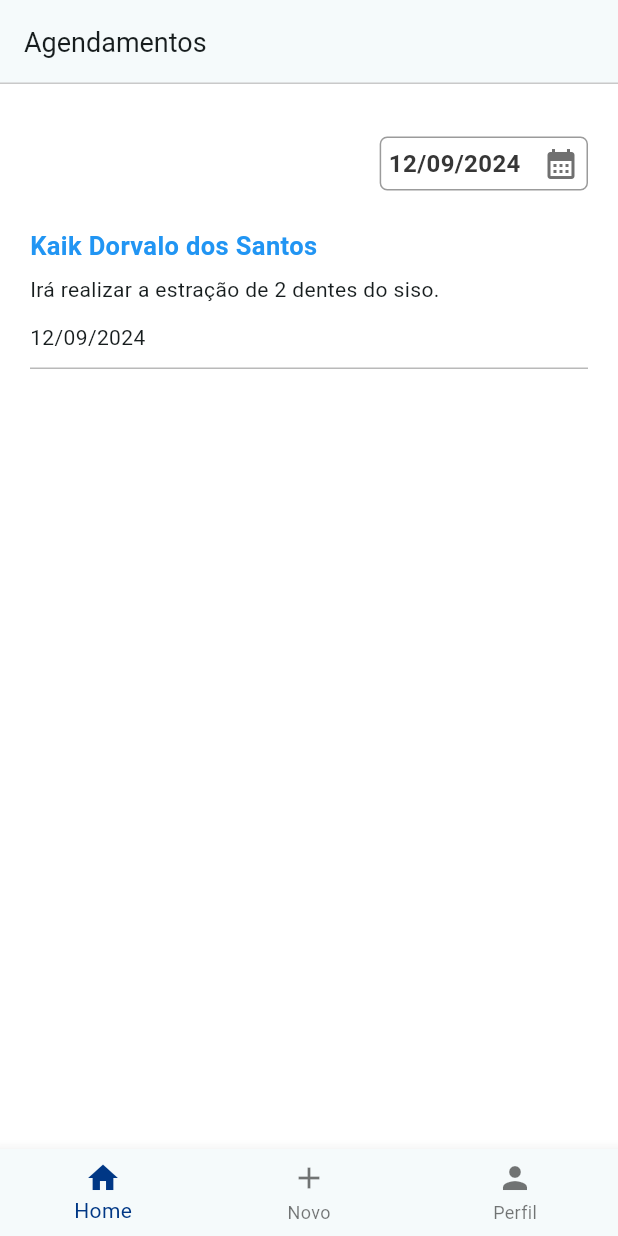
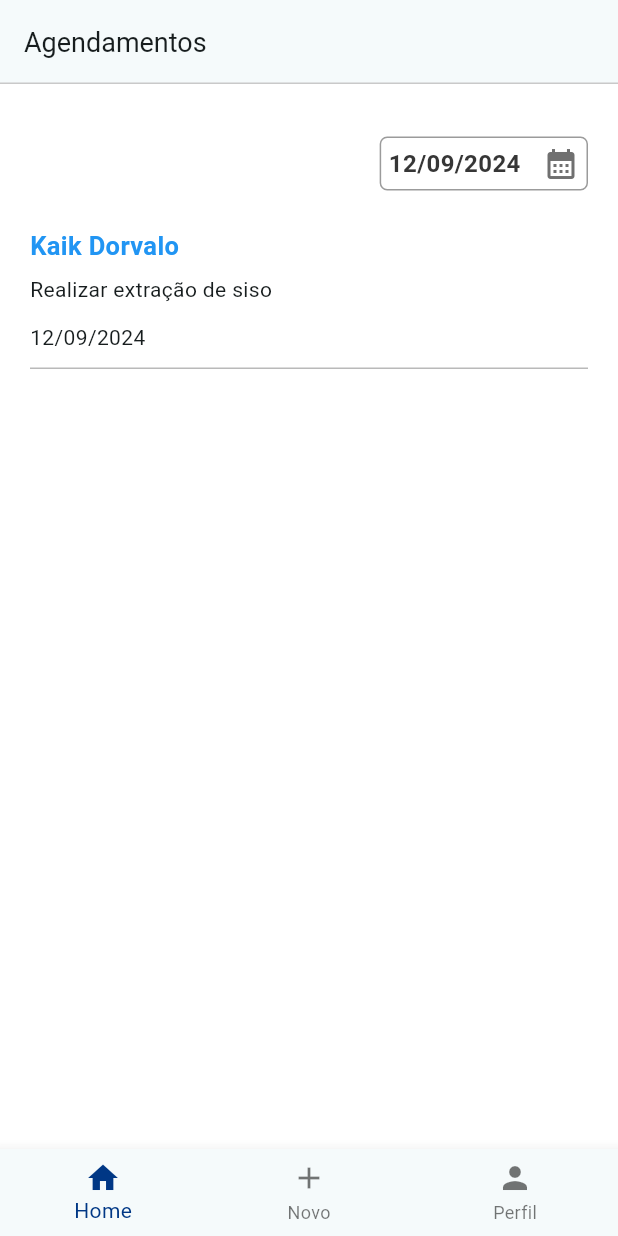
Before and after one commit to kaikdorvalo/agendify-flutter, a Flutter app: the screen it shows after launch, on a phone screen of 412 x 824 dp. Run offline on Flutter 3.47's test engine with Material 3 defaults, Android fonts, the phone set to English and light mode, and no system bars.

Commit message:
feat: change listItem to component

```diff
--- /dev/null
+++ b/lib/screens/home/components/list_item_component.dart
@@ -0,0 +1,60 @@
+import 'package:agendify/shared/models/scheduling_model.dart';
+import 'package:flutter/material.dart';
+import 'package:intl/intl.dart';
+
+class ListItem extends StatefulWidget {
+  final Scheduling scheduling;
+
+  ListItem({Key? key, required this.scheduling}) : super(key: key);
+
+  @override
+  _ListItemState createState() => _ListItemState();
+}
+
+class _ListItemState extends State<ListItem> {
+  String _formatDate(DateTime date) {
+    return DateFormat('dd/MM/yyyy').format(date);
+  }
+
+  @override
+  Widget build(BuildContext context) {
+    return Container(
+      padding: const EdgeInsets.only(
+        top: 10.0,
+        bottom: 10.0,
+      ),
+      decoration: const BoxDecoration(
+        border: Border(
+            bottom: BorderSide(
+          color: Color.fromARGB(255, 185, 185, 185),
+          width: 1.0,
+        )),
+      ),
+      child: Column(
+        crossAxisAlignment: CrossAxisAlignment.start,
+        children: <Widget>[
+          Text(
+            widget.scheduling.person.nome,
+            style: const TextStyle(
+              color: Color.fromARGB(255, 33, 149, 243),
+              fontWeight: FontWeight.bold,
+              fontSize: 17.0,
+            ),
+          ),
+          const SizedBox(
+            height: 7.0,
+          ),
+          Text(
+            widget.scheduling.description,
+          ),
+          const SizedBox(
+            height: 12.0,
+          ),
+          Text(
+            _formatDate(widget.scheduling.date),
+          ),
+        ],
+      ),
+    );
+  }
+}
--- a/lib/screens/home/screens/home_screen.dart
+++ b/lib/screens/home/screens/home_screen.dart
@@ -1,3 +1,5 @@
+import 'package:agendify/screens/home/components/list_item_component.dart';
+import 'package:agendify/shared/models/person_model.dart';
 import 'package:agendify/shared/models/scheduling_model.dart';
 import 'package:agendify/shared/components/drop_list_component.dart';
 import 'package:agendify/shared/components/navigation_bottom_component.dart';
@@ -12,7 +14,13 @@ class HomeScreen extends StatefulWidget {
 class _HomeScreenState extends State<HomeScreen> {
   List<Scheduling> schedules = [];
 
-  void _newScheduling() {}
+  Scheduling _newScheduling() {
+    Person person = Person('12345-6', 'Kaik Dorvalo');
+    Scheduling scheduling =
+        Scheduling(person, 'Realizar extração de siso', DateTime.now());
+    return scheduling;
+  }
+
   DateTime _selectedDate = DateTime.now();
   String _formattedDate = '';
 
@@ -118,44 +126,7 @@ class _HomeScreenState extends State<HomeScreen> {
             Expanded(
               child: ListView(
                 children: <Widget>[
-                  Container(
-                    padding: const EdgeInsets.only(
-                      top: 10.0,
-                      bottom: 10.0,
-                    ),
-                    decoration: const BoxDecoration(
-                      border: Border(
-                          bottom: BorderSide(
-                        color: Color.fromARGB(255, 185, 185, 185),
-                        width: 1.0,
-                      )),
-                    ),
-                    child: const Column(
-                      crossAxisAlignment: CrossAxisAlignment.start,
-                      children: <Widget>[
-                        Text(
-                          'Kaik Dorvalo dos Santos',
-                          style: TextStyle(
-                            color: Color.fromARGB(255, 33, 149, 243),
-                            fontWeight: FontWeight.bold,
-                            fontSize: 17.0,
-                          ),
-                        ),
-                        SizedBox(
-                          height: 7.0,
-                        ),
-                        Text(
-                          'Irá realizar a estração de 2 dentes do siso.',
-                        ),
-                        SizedBox(
-                          height: 12.0,
-                        ),
-                        Text(
-                          '12/09/2024',
-                        )
-                      ],
-                    ),
-                  ),
+                  ListItem(scheduling: _newScheduling()),
                 ],
               ),
             )
--- a/lib/shared/models/person_model.dart
+++ b/lib/shared/models/person_model.dart
@@ -1,6 +1,6 @@
 class Person {
-  String _cpf;
-  String _nome;
+  String cpf;
+  String nome;
 
-  Person(this._cpf, this._nome);
+  Person(this.cpf, this.nome);
 }
--- a/lib/shared/models/scheduling_model.dart
+++ b/lib/shared/models/scheduling_model.dart
@@ -1,9 +1,9 @@
 import 'package:agendify/shared/models/person_model.dart';
 
 class Scheduling {
-  Person _person;
-  String _description;
-  DateTime _date;
+  Person person;
+  String description;
+  DateTime date;
 
-  Scheduling(this._person, this._description, this._date);
+  Scheduling(this.person, this.description, this.date);
 }
```
